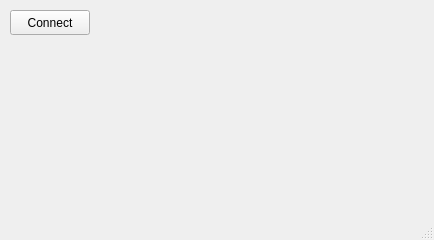
The window that mainwindow.ui (AmbalSHT/UnPortQ) describes before a commit, drawn with Qt 5.
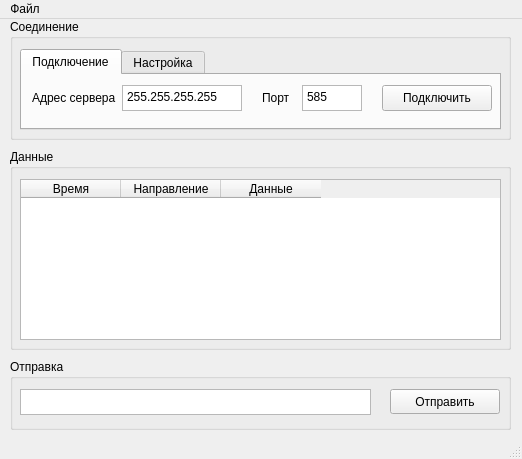
The same window after the commit.

The edit to the form file:
```diff
--- a/mainwindow.ui
+++ b/mainwindow.ui
@@ -6,26 +6,265 @@
    <rect>
     <x>0</x>
     <y>0</y>
-    <width>434</width>
-    <height>240</height>
+    <width>522</width>
+    <height>459</height>
    </rect>
   </property>
+  <property name="sizePolicy">
+   <sizepolicy hsizetype="Preferred" vsizetype="Preferred">
+    <horstretch>0</horstretch>
+    <verstretch>0</verstretch>
+   </sizepolicy>
+  </property>
   <property name="windowTitle">
    <string>MainWindow</string>
   </property>
   <widget class="QWidget" name="centralwidget">
-   <widget class="QPushButton" name="butConnect">
+   <property name="sizePolicy">
+    <sizepolicy hsizetype="Preferred" vsizetype="Preferred">
+     <horstretch>0</horstretch>
+     <verstretch>0</verstretch>
+    </sizepolicy>
+   </property>
+   <widget class="QGroupBox" name="groupBox">
     <property name="geometry">
      <rect>
       <x>10</x>
-      <y>10</y>
-      <width>80</width>
-      <height>25</height>
+      <y>0</y>
+      <width>501</width>
+      <height>121</height>
      </rect>
     </property>
-    <property name="text">
-     <string>Connect</string>
+    <property name="title">
+     <string>Соединение</string>
     </property>
+    <widget class="QTabWidget" name="tabWidget">
+     <property name="geometry">
+      <rect>
+       <x>10</x>
+       <y>30</y>
+       <width>481</width>
+       <height>81</height>
+      </rect>
+     </property>
+     <property name="currentIndex">
+      <number>0</number>
+     </property>
+     <widget class="QWidget" name="tab1">
+      <attribute name="title">
+       <string>Подключение</string>
+      </attribute>
+      <widget class="QLabel" name="label">
+       <property name="geometry">
+        <rect>
+         <x>10</x>
+         <y>10</y>
+         <width>91</width>
+         <height>26</height>
+        </rect>
+       </property>
+       <property name="text">
+        <string>Адрес сервера</string>
+       </property>
+      </widget>
+      <widget class="QTextEdit" name="txtServerAddress">
+       <property name="geometry">
+        <rect>
+         <x>100</x>
+         <y>10</y>
+         <width>120</width>
+         <height>26</height>
+        </rect>
+       </property>
+       <property name="sizePolicy">
+        <sizepolicy hsizetype="Expanding" vsizetype="Expanding">
+         <horstretch>0</horstretch>
+         <verstretch>0</verstretch>
+        </sizepolicy>
+       </property>
+       <property name="verticalScrollBarPolicy">
+        <enum>Qt::ScrollBarAlwaysOff</enum>
+       </property>
+       <property name="horizontalScrollBarPolicy">
+        <enum>Qt::ScrollBarAlwaysOff</enum>
+       </property>
+       <property name="html">
+        <string>&lt;!DOCTYPE HTML PUBLIC &quot;-//W3C//DTD HTML 4.0//EN&quot; &quot;http://www.w3.org/TR/REC-html40/strict.dtd&quot;&gt;
+&lt;html&gt;&lt;head&gt;&lt;meta name=&quot;qrichtext&quot; content=&quot;1&quot; /&gt;&lt;style type=&quot;text/css&quot;&gt;
+p, li { white-space: pre-wrap; }
+&lt;/style&gt;&lt;/head&gt;&lt;body style=&quot; font-family:'Sans Serif'; font-size:9pt; font-weight:400; font-style:normal;&quot;&gt;
+&lt;p style=&quot; margin-top:0px; margin-bottom:0px; margin-left:0px; margin-right:0px; -qt-block-indent:0; text-indent:0px;&quot;&gt;&lt;span style=&quot; font-family:'Sans Serif';&quot;&gt;255.255.255.255&lt;/span&gt;&lt;/p&gt;&lt;/body&gt;&lt;/html&gt;</string>
+       </property>
+      </widget>
+      <widget class="QTextEdit" name="txtServerPort">
+       <property name="geometry">
+        <rect>
+         <x>280</x>
+         <y>10</y>
+         <width>60</width>
+         <height>26</height>
+        </rect>
+       </property>
+       <property name="verticalScrollBarPolicy">
+        <enum>Qt::ScrollBarAlwaysOff</enum>
+       </property>
+       <property name="horizontalScrollBarPolicy">
+        <enum>Qt::ScrollBarAlwaysOff</enum>
+       </property>
+       <property name="html">
+        <string>&lt;!DOCTYPE HTML PUBLIC &quot;-//W3C//DTD HTML 4.0//EN&quot; &quot;http://www.w3.org/TR/REC-html40/strict.dtd&quot;&gt;
+&lt;html&gt;&lt;head&gt;&lt;meta name=&quot;qrichtext&quot; content=&quot;1&quot; /&gt;&lt;style type=&quot;text/css&quot;&gt;
+p, li { white-space: pre-wrap; }
+&lt;/style&gt;&lt;/head&gt;&lt;body style=&quot; font-family:'Sans Serif'; font-size:9pt; font-weight:400; font-style:normal;&quot;&gt;
+&lt;p style=&quot; margin-top:0px; margin-bottom:0px; margin-left:0px; margin-right:0px; -qt-block-indent:0; text-indent:0px;&quot;&gt;&lt;span style=&quot; font-family:'Sans Serif';&quot;&gt;585&lt;/span&gt;&lt;/p&gt;&lt;/body&gt;&lt;/html&gt;</string>
+       </property>
+      </widget>
+      <widget class="QLabel" name="label_2">
+       <property name="geometry">
+        <rect>
+         <x>240</x>
+         <y>10</y>
+         <width>31</width>
+         <height>26</height>
+        </rect>
+       </property>
+       <property name="text">
+        <string>Порт</string>
+       </property>
+      </widget>
+      <widget class="QPushButton" name="butConnect">
+       <property name="geometry">
+        <rect>
+         <x>360</x>
+         <y>10</y>
+         <width>110</width>
+         <height>26</height>
+        </rect>
+       </property>
+       <property name="text">
+        <string>Подключить</string>
+       </property>
+      </widget>
+     </widget>
+     <widget class="QWidget" name="tab2">
+      <attribute name="title">
+       <string>Настройка</string>
+      </attribute>
+     </widget>
+    </widget>
+   </widget>
+   <widget class="QGroupBox" name="gbData">
+    <property name="geometry">
+     <rect>
+      <x>10</x>
+      <y>130</y>
+      <width>501</width>
+      <height>201</height>
+     </rect>
+    </property>
+    <property name="title">
+     <string>Данные</string>
+    </property>
+    <widget class="QTableWidget" name="tblLog">
+     <property name="geometry">
+      <rect>
+       <x>10</x>
+       <y>30</y>
+       <width>481</width>
+       <height>161</height>
+      </rect>
+     </property>
+     <property name="rowCount">
+      <number>0</number>
+     </property>
+     <property name="columnCount">
+      <number>3</number>
+     </property>
+     <attribute name="horizontalHeaderDefaultSectionSize">
+      <number>100</number>
+     </attribute>
+     <column>
+      <property name="text">
+       <string>Время</string>
+      </property>
+     </column>
+     <column>
+      <property name="text">
+       <string>Направление</string>
+      </property>
+     </column>
+     <column>
+      <property name="text">
+       <string>Данные</string>
+      </property>
+     </column>
+    </widget>
+   </widget>
+   <widget class="QGroupBox" name="gbSend">
+    <property name="geometry">
+     <rect>
+      <x>10</x>
+      <y>340</y>
+      <width>501</width>
+      <height>71</height>
+     </rect>
+    </property>
+    <property name="title">
+     <string>Отправка</string>
+    </property>
+    <widget class="QTextEdit" name="txtSend">
+     <property name="geometry">
+      <rect>
+       <x>10</x>
+       <y>30</y>
+       <width>351</width>
+       <height>26</height>
+      </rect>
+     </property>
+     <property name="minimumSize">
+      <size>
+       <width>0</width>
+       <height>26</height>
+      </size>
+     </property>
+     <property name="maximumSize">
+      <size>
+       <width>16777215</width>
+       <height>26</height>
+      </size>
+     </property>
+     <property name="verticalScrollBarPolicy">
+      <enum>Qt::ScrollBarAlwaysOff</enum>
+     </property>
+     <property name="horizontalScrollBarPolicy">
+      <enum>Qt::ScrollBarAlwaysOff</enum>
+     </property>
+    </widget>
+    <widget class="QPushButton" name="butSend">
+     <property name="geometry">
+      <rect>
+       <x>380</x>
+       <y>30</y>
+       <width>110</width>
+       <height>25</height>
+      </rect>
+     </property>
+     <property name="minimumSize">
+      <size>
+       <width>110</width>
+       <height>0</height>
+      </size>
+     </property>
+     <property name="maximumSize">
+      <size>
+       <width>110</width>
+       <height>16777215</height>
+      </size>
+     </property>
+     <property name="text">
+      <string>Отправить</string>
+     </property>
+    </widget>
    </widget>
   </widget>
   <widget class="QMenuBar" name="menubar">
@@ -33,10 +272,16 @@
     <rect>
      <x>0</x>
      <y>0</y>
-     <width>434</width>
+     <width>522</width>
      <height>22</height>
     </rect>
    </property>
+   <widget class="QMenu" name="menu">
+    <property name="title">
+     <string>Файл</string>
+    </property>
+   </widget>
+   <addaction name="menu"/>
   </widget>
   <widget class="QStatusBar" name="statusbar"/>
  </widget>
```
Left out of the diff: 2 changed lines with no effect on the pictures.
